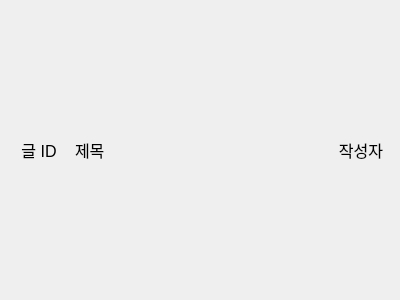
sm136599/VEDA_Qt_blog_client, file ui/postlistitemwidget.ui: the form before one commit.
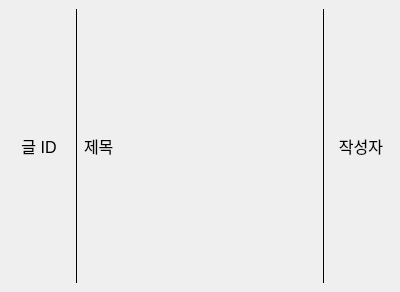
The form after the commit.

Commit message: design: 디자인 통일

What changed in the file:
```diff
--- a/ui/postlistitemwidget.ui
+++ b/ui/postlistitemwidget.ui
@@ -7,7 +7,7 @@
     <x>0</x>
     <y>0</y>
     <width>400</width>
-    <height>300</height>
+    <height>292</height>
    </rect>
   </property>
   <property name="minimumSize">
@@ -53,7 +53,7 @@
        <height>50</height>
       </size>
      </property>
-     <layout class="QHBoxLayout" name="horizontalLayout_2" stretch="0,1,0">
+     <layout class="QHBoxLayout" name="horizontalLayout_2" stretch="0,0,1,0,0">
       <item>
        <widget class="QLabel" name="postIdLabel">
         <property name="minimumSize">
@@ -75,6 +75,16 @@
         </property>
        </widget>
       </item>
+      <item>
+       <widget class="Line" name="line">
+        <property name="frameShadow">
+         <enum>QFrame::Plain</enum>
+        </property>
+        <property name="orientation">
+         <enum>Qt::Vertical</enum>
+        </property>
+       </widget>
+      </item>
       <item>
        <widget class="QLabel" name="postTitleLabel">
         <property name="font">
@@ -87,6 +97,16 @@
         </property>
        </widget>
       </item>
+      <item>
+       <widget class="Line" name="line_2">
+        <property name="frameShadow">
+         <enum>QFrame::Plain</enum>
+        </property>
+        <property name="orientation">
+         <enum>Qt::Vertical</enum>
+        </property>
+       </widget>
+      </item>
       <item>
        <widget class="QLabel" name="postWriterLabel">
         <property name="minimumSize">
```
Left out of the diff: 2 changed lines with no effect on the pictures. The commit also changes 7 other files.
